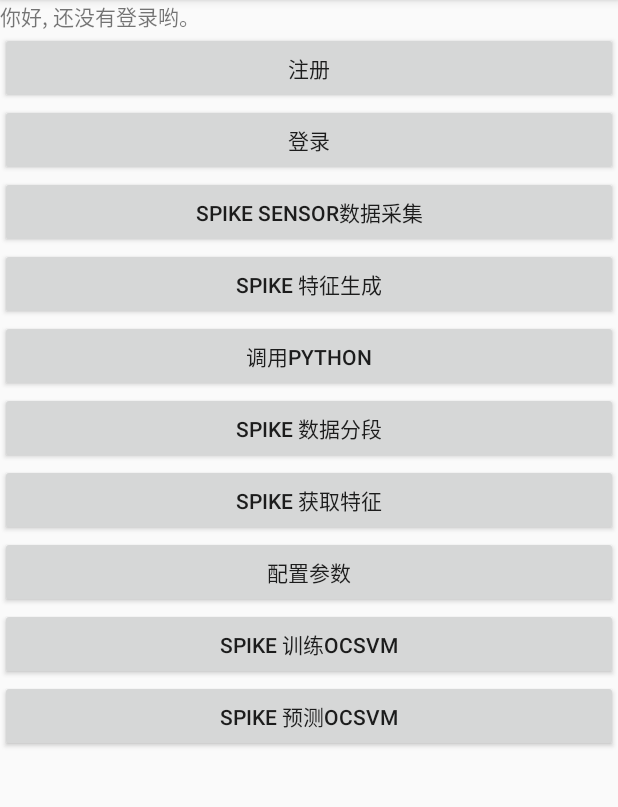
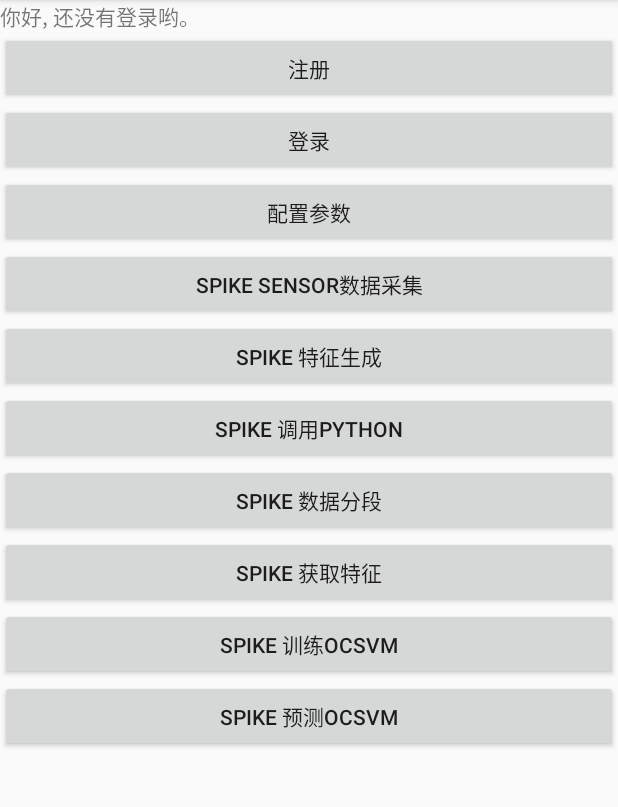
Before and after one commit to jizhangattw/auth-model-demo, an Android app: the screen it shows after launch (MainActivity), on a phone screen of 412 x 824 dp, the part 84-891 px from its top. Run offline under Robolectric (Android 15) with nearby library versions, the phone set to English and light mode, and no system bars.

Commit message:
move up configuration button

```diff
--- a/app/src/main/res/layout/activity_main.xml
+++ b/app/src/main/res/layout/activity_main.xml
@@ -22,6 +22,12 @@
         android:layout_width="match_parent"
         android:layout_height="wrap_content"
         android:text="@string/log_in" />
+
+    <Button
+        android:id="@+id/getParameterButton"
+        android:layout_width="match_parent"
+        android:layout_height="wrap_content"
+        android:text="@string/parameter_config" />
 
     <Button
         android:id="@+id/spikeSensorDataCollectionButton"
@@ -54,12 +60,6 @@
         android:text="@string/spike_getFeature" />
 
     <Button
-        android:id="@+id/getParameterButton"
-        android:layout_width="match_parent"
-        android:layout_height="wrap_content"
-        android:text="@string/parameter_config" />
-
-    <Button
         android:id="@+id/trainOCSVMButton"
         android:layout_width="match_parent"
         android:layout_height="wrap_content"
--- a/app/src/main/res/values/strings.xml
+++ b/app/src/main/res/values/strings.xml
@@ -21,7 +21,7 @@
     <string name="spike_sensor_data_collection">Spike Sensor数据采集</string>
     <string name="spike_feature">Spike 特征生成</string>
     <string name="spike_reshapeData">Spike 数据分段</string>
-    <string name="spike_call_python">调用Python</string>
+    <string name="spike_call_python">Spike 调用Python</string>
     <string name="spike_getFeature">Spike 获取特征</string>
     <string name="spike_trainOCSVM">Spike 训练OCSVM</string>
     <string name="spike_predictOCSVM">Spike 预测OCSVM</string>
```
